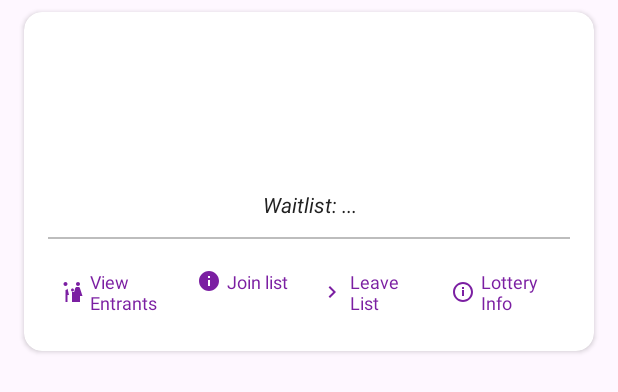
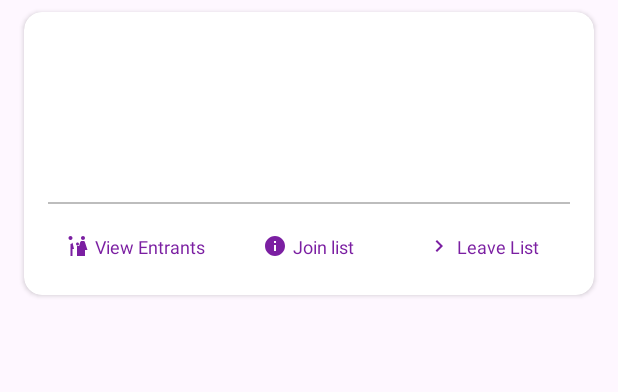
Before and after one commit to CMPUT301F25codarc/codarc-events, an Android app: the layout item_event_card.xml on its own in the app's theme, with its tools: preview values and no code run, on a phone screen of 412 x 824 dp. Shown: the top 392 px of the screen. Run offline under Robolectric (Android 15) with nearby library versions, the phone set to English and light mode, and no system bars.

Commit message:
Revert "Merge pull request #70 from CMPUT301F25codarc/us-01.01.05-01.04.05-entrant-features"
This reverts commit 079d2cae4dfaecda7ff859effc3cec28105b8e87, reversing
changes made to b8f240562f0382eb4754c1c9864a4250b50585de.

```diff
--- a/app/src/main/res/drawable/ic_info.xml
+++ /dev/null
@@ -1,22 +0,0 @@
-<vector xmlns:android="http://schemas.android.com/apk/res/android"
-    android:width="24dp"
-    android:height="24dp"
-    android:viewportWidth="24"
-    android:viewportHeight="24"
-    android:tint="?attr/colorControlNormal">
-
-    <!-- Outer Circle -->
-    <path
-        android:fillColor="@android:color/black"
-        android:pathData="M12,2C6.48,2 2,6.48 2,12s4.48,10 10,10 10,-4.48 10,-10S17.52,2 12,2zM12,20c-4.41,0 -8,-3.59 -8,-8s3.59,-8 8,-8 8,3.59 8,8 -3.59,8 -8,8z" />
-
-    <!-- "i" vertical line -->
-    <path
-        android:fillColor="@android:color/black"
-        android:pathData="M11,10h2v6h-2z" />
-
-    <!-- Dot on top -->
-    <path
-        android:fillColor="@android:color/black"
-        android:pathData="M11,7h2v2h-2z" />
-</vector>
--- a/app/src/main/res/layout/item_event_card.xml
+++ b/app/src/main/res/layout/item_event_card.xml
@@ -63,17 +63,6 @@
                 android:textColor="@color/entrant_event_card_location"
                 android:textSize="14sp" />
 
-            <!-- 🔹 Waitlist Count -->
-            <TextView
-                android:id="@+id/tv_waitlist_count"
-                android:layout_width="match_parent"
-                android:layout_height="wrap_content"
-                android:layout_marginTop="4dp"
-                android:gravity="center"
-                android:text="Waitlist: ..."
-                android:textColor="@color/entrant_event_card_text"
-                android:textStyle="italic"
-                android:textSize="14sp" />
         </LinearLayout>
 
         <!-- Separator Line -->
@@ -89,7 +78,7 @@
             android:layout_height="wrap_content"
             android:layout_marginTop="12dp"
             android:orientation="horizontal"
-            android:weightSum="4">
+            android:weightSum="3">
 
             <!-- View Entrants Button -->
             <LinearLayout
@@ -114,6 +103,7 @@
                     android:text="@string/view_entrants"
                     android:textColor="@color/entrant_action_button_purple"
                     android:textSize="12sp" />
+
             </LinearLayout>
 
             <!-- Join List Button -->
@@ -139,6 +129,7 @@
                     android:text="@string/join_list"
                     android:textColor="@color/entrant_action_button_purple"
                     android:textSize="12sp" />
+
             </LinearLayout>
 
             <!-- Leave List Button -->
@@ -164,32 +155,11 @@
                     android:text="@string/leave_list"
                     android:textColor="@color/entrant_action_button_purple"
                     android:textSize="12sp" />
+
             </LinearLayout>
 
-            <!-- 🎯 New: Lottery Info Button -->
-            <LinearLayout
-                android:id="@+id/btn_lottery_info"
-                android:layout_width="0dp"
-                android:layout_height="wrap_content"
-                android:layout_weight="1"
-                android:gravity="center"
-                android:orientation="horizontal"
-                android:padding="8dp">
+        </LinearLayout>
 
-                <ImageView
-                    android:layout_width="16dp"
-                    android:layout_height="16dp"
-                    android:layout_marginEnd="4dp"
-                    android:src="@drawable/ic_info"
-                    android:tint="@color/entrant_action_button_purple" />
+    </LinearLayout>
 
-                <TextView
-                    android:layout_width="wrap_content"
-                    android:layout_height="wrap_content"
-                    android:text="Lottery Info"
-                    android:textColor="@color/entrant_action_button_purple"
-                    android:textSize="12sp" />
-            </LinearLayout>
-        </LinearLayout>
-    </LinearLayout>
 </androidx.cardview.widget.CardView>
```
Also changed, not shown: app/src/main/java/ca/ualberta/codarc/codarc_events/adapters/EventCardAdapter.java (+38 -58 lines), app/src/main/java/ca/ualberta/codarc/codarc_events/controllers/JoinWaitlistController.java (+0 -11 lines), app/src/main/java/ca/ualberta/codarc/codarc_events/data/EventDB.java (+71 -50 lines), app/src/main/res/layout/dialog_lottery_info.xml (deleted, +0 -63 lines).
